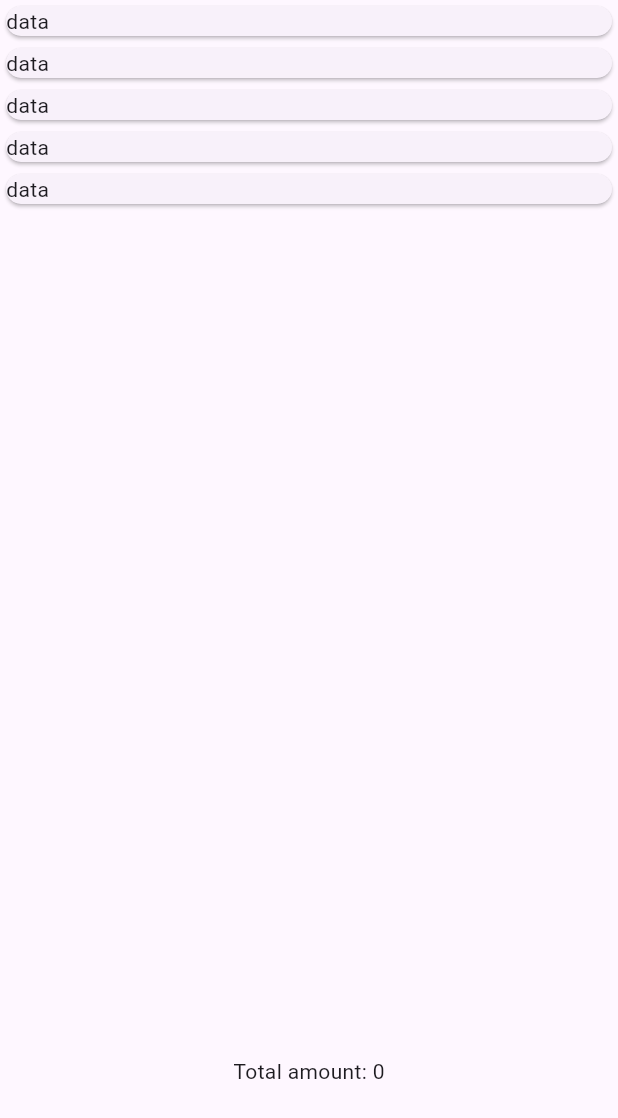
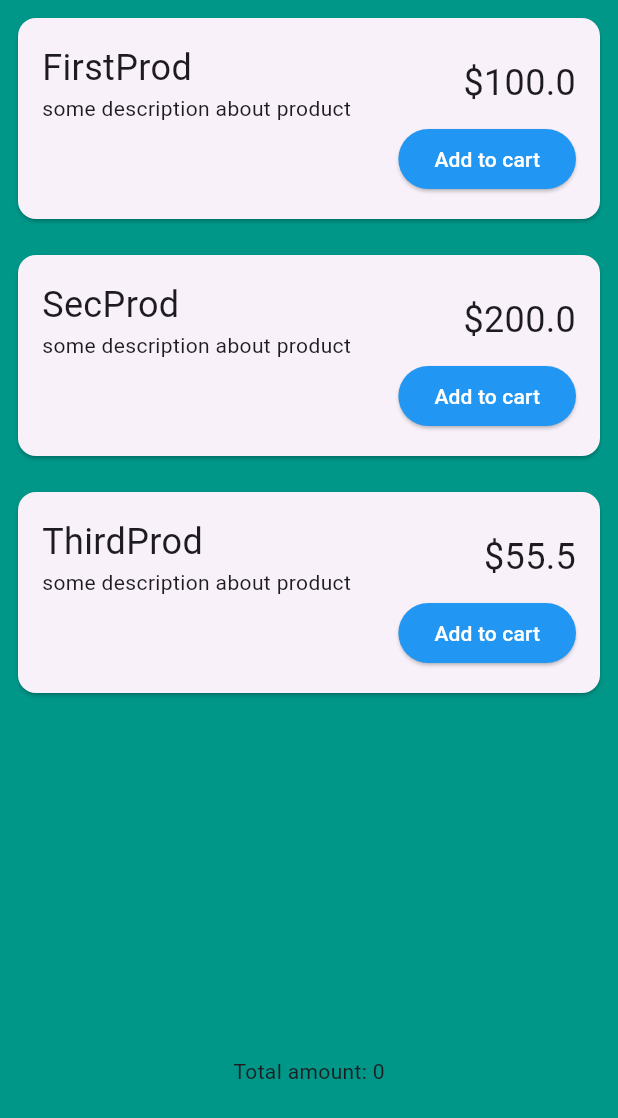
Before and after one commit to Orik-dev/get_x_state, a Flutter app: the screen it shows after launch, on a phone screen of 412 x 824 dp. Shown: the top 1118 px of the screen. Run offline on Flutter 3.47's test engine with Material 3 defaults, Android fonts, the phone set to English and light mode, and no system bars; our stand-ins replace get.

Commit message:
add UI Card+btn+Controller

```diff
--- a/lib/views/shopping_page.dart
+++ b/lib/views/shopping_page.dart
@@ -1,24 +1,61 @@
 import 'package:flutter/material.dart';
+import 'package:get/get.dart';
+import 'package:get_x_state/controllers/shopping_controller.dart';
 
 class ShoppingPage extends StatelessWidget {
-  const ShoppingPage({super.key});
+  final shoppingController = Get.put(ShoppingController());
 
+  ShoppingPage({super.key});
   @override
   Widget build(BuildContext context) {
     return Scaffold(
+      backgroundColor: Colors.teal,
       body: Column(
         children: [
-          Expanded(
-            child: ListView.builder(
-                itemCount: 5,
-                itemBuilder: (context, index) {
-                  return Card(
-                    child: Text("data"),
-                  );
-                }),
-          ),
-          Text('Total amount: 0'),
-          SizedBox(
+          Expanded(child: GetX<ShoppingController>(builder: (controller) {
+            return ListView.builder(
+              itemCount: controller.products.length,
+              itemBuilder: (context, index) => Card(
+                margin: const EdgeInsets.all(12),
+                child: Padding(
+                  padding: const EdgeInsets.all(16.0),
+                  child: Column(
+                    crossAxisAlignment: CrossAxisAlignment.end,
+                    children: [
+                      Row(
+                        mainAxisAlignment: MainAxisAlignment.spaceBetween,
+                        children: [
+                          Column(
+                            crossAxisAlignment: CrossAxisAlignment.start,
+                            children: [
+                              Text(
+                                controller.products[index].productName,
+                                style: const TextStyle(fontSize: 24),
+                              ),
+                              Text(controller
+                                  .products[index].productDescription),
+                            ],
+                          ),
+                          Text('\$${controller.products[index].price}',
+                              style: const TextStyle(fontSize: 24)),
+                        ],
+                      ),
+                      ElevatedButton(
+                        onPressed: () {},
+                        style: ElevatedButton.styleFrom(
+                          backgroundColor: Colors.blue, // Цвет фона кнопки
+                          foregroundColor: Colors.white,
+                        ),
+                        child: const Text("Add to cart"),
+                      ),
+                    ],
+                  ),
+                ),
+              ),
+            );
+          })),
+          const Text('Total amount: 0'),
+          const SizedBox(
             height: 100,
           )
         ],
```
